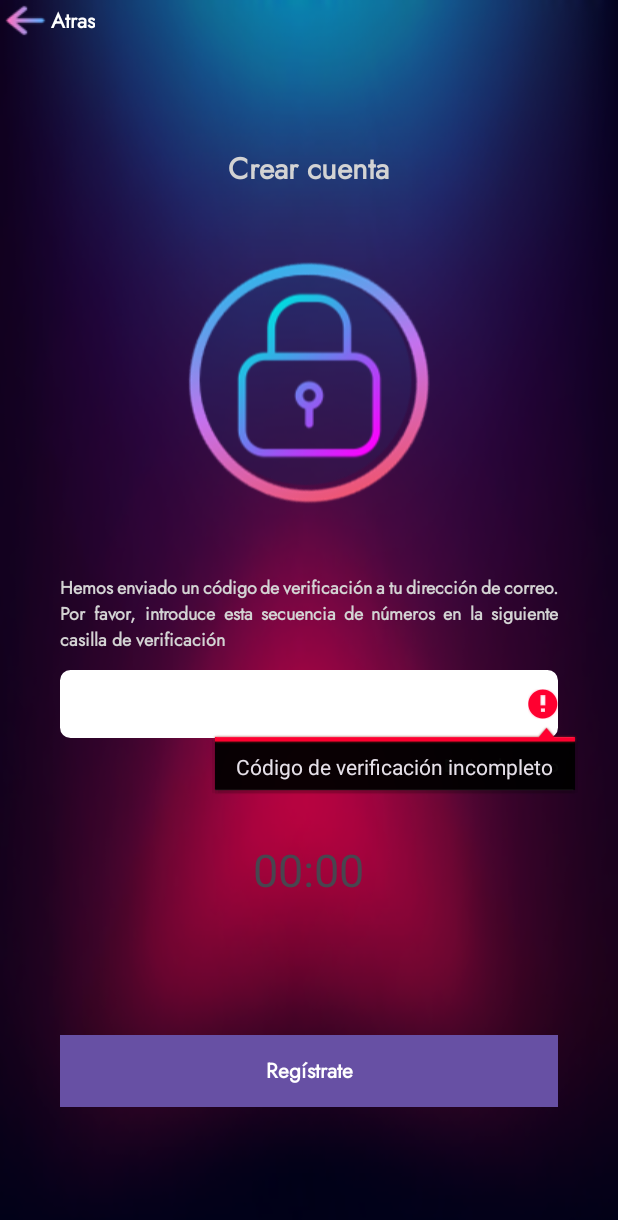
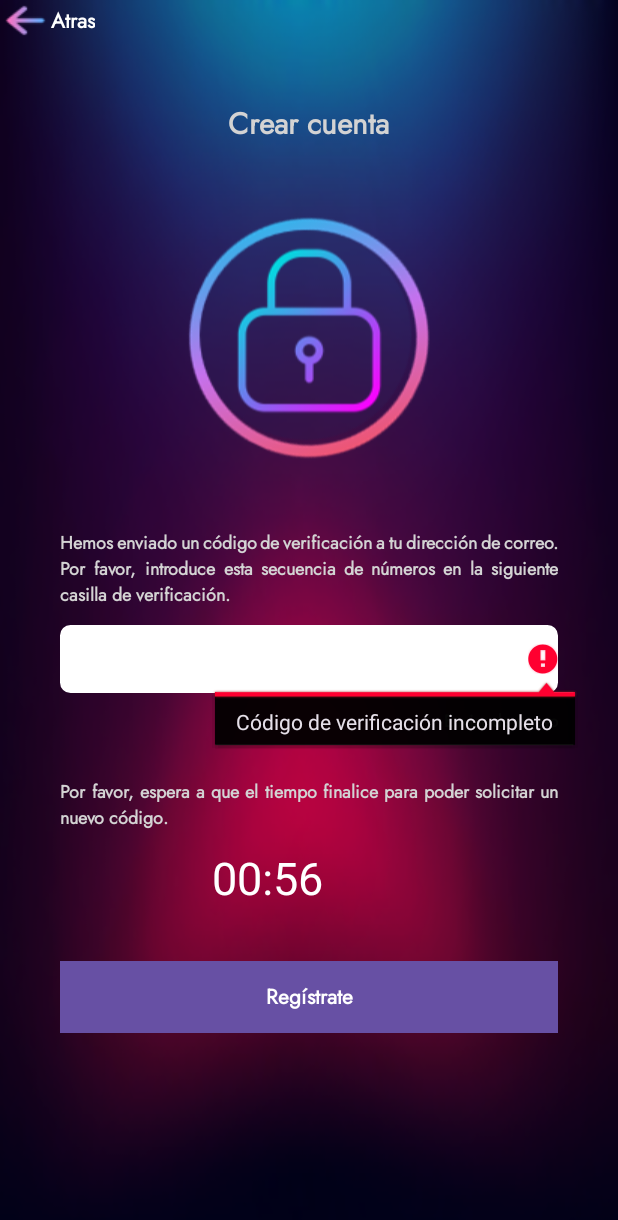
Before and after one commit to jensyvillafranca/ProyectoMusicStore_Angely_Jensy, an Android app: the activity_codigoverificacion_crearcuenta screen opened directly, with no data from a screen before it, after a tap on "Regístrate", on a phone screen of 412 x 824 dp. Shown: the top 1220 px of the screen. Run offline under Robolectric (Android 15) with nearby library versions, the phone set to English and light mode, and no system bars; our stand-ins replace Volley; network calls fail; 1 other tap on this screen came first.

Commit message:
Envio de código y tiempo de espera terminado

```diff
--- a/app/src/main/java/com/example/proyectomusicstore_angely_jensy/MainActivity.java
+++ b/app/src/main/java/com/example/proyectomusicstore_angely_jensy/MainActivity.java
@@ -53,7 +53,7 @@ public class MainActivity extends AppCompatActivity {
                 progressBar.setVisibility(View.GONE);
 
                 // Abrir la actividad activity_principal
-                Intent intent = new Intent(MainActivity.this, botonpruebaa.class);
+                Intent intent = new Intent(MainActivity.this, activity_principal.class);
                 startActivity(intent);
                 finish(); // Cierra la actividad actual
             }
--- a/app/src/main/java/com/example/proyectomusicstore_angely_jensy/activity_codigoverificacion_crearcuenta.java
+++ b/app/src/main/java/com/example/proyectomusicstore_angely_jensy/activity_codigoverificacion_crearcuenta.java
@@ -4,9 +4,11 @@ import static com.example.proyectomusicstore_angely_jensy.activity_registrarse.f
 
 import androidx.appcompat.app.AppCompatActivity;
 
+import android.graphics.Color;
 import android.os.Bundle;
 import android.text.InputFilter;
 import android.text.Spanned;
+import android.util.Log;
 import android.view.View;
 import android.widget.Button;
 import android.widget.EditText;
@@ -33,11 +35,11 @@ public class activity_codigoverificacion_crearcuenta extends AppCompatActivity {
 
     EditText txtRecuperarRegistrarse;
 
-    TextView txtviewVerificarEnviarNuevamente;
+    TextView txtviewVerificarEnviarNuevamente,txtviewActivaLetras;
 
 
     /*Variables para el tiempo de reenvio del código*/
-    private int segundos = 0; //segundos
+    private int segundos = 60; //segundos
     private TextView txtviewCronometro; //textview donde aparecera el cronometro
 
 
@@ -47,12 +49,12 @@ public class activity_codigoverificacion_crearcuenta extends AppCompatActivity {
         super.onCreate(savedInstanceState);
         setContentView(R.layout.activity_codigoverificacion_crearcuenta);
 
-
         /*Amarrando los valores de las variables al objeto de la interfaz*/
         btnRecuperarRegistrarse = (Button) findViewById(R.id.btnRecuperarRegistrarse);
         txtRecuperarRegistrarse = (EditText) findViewById(R.id.txtRecuperarRegistrarse);
         txtviewVerificarEnviarNuevamente = (TextView) findViewById(R.id.txtviewVerificarEnviarNuevamente);
         txtviewCronometro = (TextView) findViewById(R.id.txtviewCronometro);
+        txtviewActivaLetras = (TextView) findViewById(R.id.txtviewActivaLetras);
 
 
         /*Evento para el botón que deja acceder a la pantalla principal de la aplicación de acuerdo al código de verificación correcto*/
@@ -75,8 +77,7 @@ public class activity_codigoverificacion_crearcuenta extends AppCompatActivity {
             @Override
             public void onClick(View v) {
                 /*Llamado al método para el reenvio del código*/
-
-                tiempoCodigo();
+                segundos = 60;
                 reenviarCodigoVerificacion();
             }
         });
@@ -111,6 +112,8 @@ public class activity_codigoverificacion_crearcuenta extends AppCompatActivity {
 
     /*Método para reenviar el código en caso de que el primero enviado ya este inactivo*/
     public void reenviarCodigoVerificacion() {
+        Log.d("Correo desde la otra ventana",form_correo);
+        tiempoCodigo();
         String url = "https://phpclusters-152621-0.cloudclusters.net/verificacionCorreo.php";
         RequestQueue queue = Volley.newRequestQueue(this);
 
@@ -144,6 +147,18 @@ public class activity_codigoverificacion_crearcuenta extends AppCompatActivity {
 
     /*Método para poner tiempo para reenvio del código*/
     public void tiempoCodigo(){
+        /*Mostrar el conómetro*/
+        txtviewCronometro.setVisibility(View.VISIBLE);
+
+        /*Para acceder al recurso string*/
+        txtviewActivaLetras.setText(R.string.tituloConometro);
+
+        /*Desabilitar la opción de solicitar un nuevo código*/
+        txtviewVerificarEnviarNuevamente.setEnabled(false);
+
+        /*Para cambiar el color al textview de "Enviar de nuevo"*/
+        txtviewVerificarEnviarNuevamente.setTextColor(Color.GRAY);
+
         final Handler handler = new Handler();
         handler.post(new Runnable() {
             @Override
@@ -158,6 +173,18 @@ public class activity_codigoverificacion_crearcuenta extends AppCompatActivity {
                     segundos--;
                     handler.postDelayed(this, 1000);
                 }
+                if(segundos == 0){ //Habilitar la opción de mandar otro código una vez terminado el tiempo o cuándo este llega a 0
+                    txtviewVerificarEnviarNuevamente.setEnabled(true);
+
+                    /*Para limpiar el mensaje que de tiempo de espera*/
+                    txtviewActivaLetras.setText("");
+
+                    /*Para ocultar nuevamente el cronometro*/
+                    txtviewCronometro.setVisibility(View.INVISIBLE);
+
+                    /*Pasar a color blanco el textview de "Enviar de nuevo"*/
+                    txtviewVerificarEnviarNuevamente.setTextColor(Color.WHITE);
+                }
             }
         });
     }
--- a/app/src/main/res/layout/activity_codigoverificacion_crearcuenta.xml
+++ b/app/src/main/res/layout/activity_codigoverificacion_crearcuenta.xml
@@ -54,7 +54,7 @@
             <!-- Contenido principal -->
             <Space
                 android:layout_width="match_parent"
-                android:layout_height="70dp"/>
+                android:layout_height="40dp"/>
 
             <TextView
                 android:id="@+id/txtviewRecuperarEnviarTitulo1"
@@ -108,6 +108,7 @@
                 <Space
                     android:layout_width="match_parent"
                     android:layout_height="10dp" />
+
                 <TextView
                     android:id="@+id/txtviewVerificarEnviarNuevamente"
                     android:layout_width="match_parent"
@@ -115,19 +116,33 @@
                     android:fontFamily="@font/fuente_jost_global"
                     android:text="@string/LinkEnviarDeNuevo2"
                     android:textAlignment="textEnd"
-                    android:textColor="#878484"
+                    android:textColor="#FFFFFF"
                     android:textSize="11sp"
-                    android:textStyle="bold"/>
+                    android:textStyle="bold" />
+
+                <TextView
+                    android:id="@+id/txtviewActivaLetras"
+                    android:layout_width="match_parent"
+                    android:layout_height="45dp"
+                    android:layout_marginTop="30dp"
+                    android:fontFamily="@font/fuente_jost_global"
+                    android:justificationMode="inter_word"
+                    android:textColor="#D3D3D3"
+                    android:textSize="12sp"
+                    android:textStyle="bold"></TextView>
 
                 <TextView
                     android:id="@+id/txtviewCronometro"
-                    android:layout_width="331dp"
+                    android:layout_width="276dp"
                     android:layout_height="wrap_content"
-                    android:layout_marginTop="40dp"
-                    android:textSize="30sp"
+                    android:layout_centerInParent="true"
+                    android:layout_marginTop="0dp"
+                    android:enabled="false"
                     android:gravity="center"
                     android:text="00:00"
-                    android:layout_centerInParent="true">
+                    android:textColor="@color/white"
+                    android:textSize="30sp"
+                    android:visibility="invisible">
 
                 </TextView>
 
@@ -137,7 +152,7 @@
 
                 <Space
                     android:layout_width="331dp"
-                    android:layout_height="90dp" />
+                    android:layout_height="35dp" />
 
                 <Button
                     android:id="@+id/btnRecuperarRegistrarse"
--- a/app/src/main/res/values/colors.xml
+++ b/app/src/main/res/values/colors.xml
@@ -7,5 +7,4 @@
     <color name="elementBackground">#E7E6E6</color>
     <color name="lightGray90">#E6CCCCCC</color>
     <color name="black90">#E6000000</color>
-
 </resources>
--- a/app/src/main/res/values/strings.xml
+++ b/app/src/main/res/values/strings.xml
@@ -38,7 +38,7 @@
     <string name="RecuperarContra">Recuperar contraseña</string>
     <string name="RestaurarContra">Restaurar contraseña</string>
 
-    <string name="LabelRecuperarContra">Hemos enviado un código de verificación a tu dirección de correo. Por favor, introduce esta secuencia de números en la siguiente casilla de verificación </string>
+    <string name="LabelRecuperarContra">Hemos enviado un código de verificación a tu dirección de correo. Por favor, introduce esta secuencia de números en la siguiente casilla de verificación.</string>
     <string name="LinkEnviarDeNuevo2">Enviar de nuevo</string>
     <string name="VerificarCodigo">Verificar</string>
 
@@ -52,13 +52,6 @@
     <string name="confirmaContrasena">Confirme su contraseña</string>
     <string name="nombreUsuario">Nombre del usuario</string>
     <string name="BuscarGrupo">Buscar usuario</string>
-
-
-
-
-
-
-
 
     <string name="open">Open</string>
     <string name="close">Close</string>
@@ -87,5 +80,6 @@
     <string name="musica">Musica</string>
     <string name="video">Video</string>
     <string name="verTodo">Vertodo</string>
+    <string name="tituloConometro">Por favor, espera a que el tiempo finalice para poder solicitar un nuevo código.</string>
 
 </resources>
```
